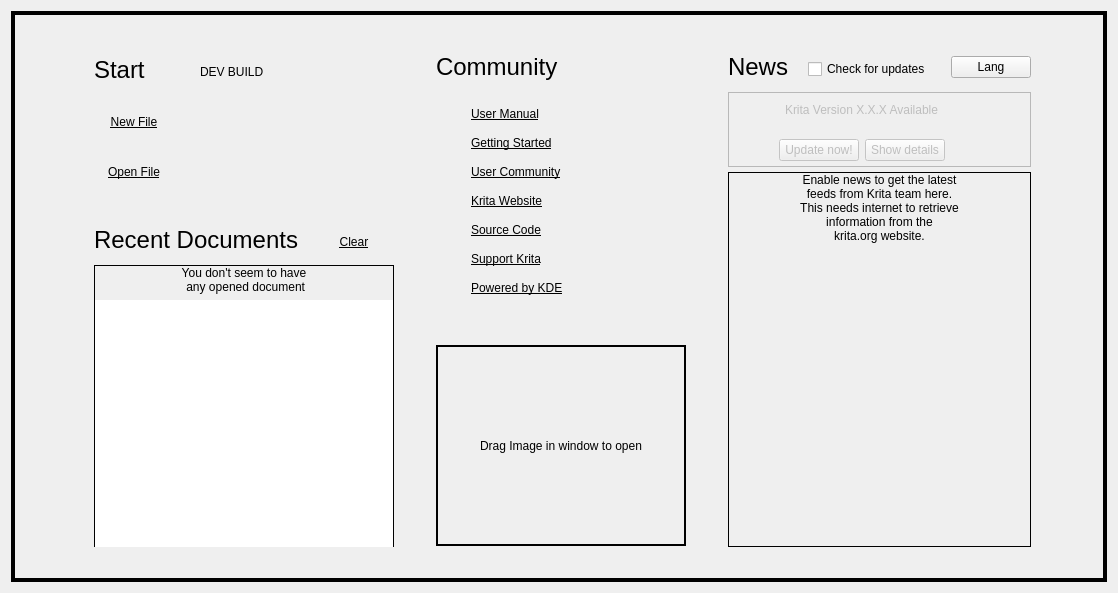
First picture: the form in libs/ui/forms/KisWelcomePage.ui, repository KDE/krita, before the edit.
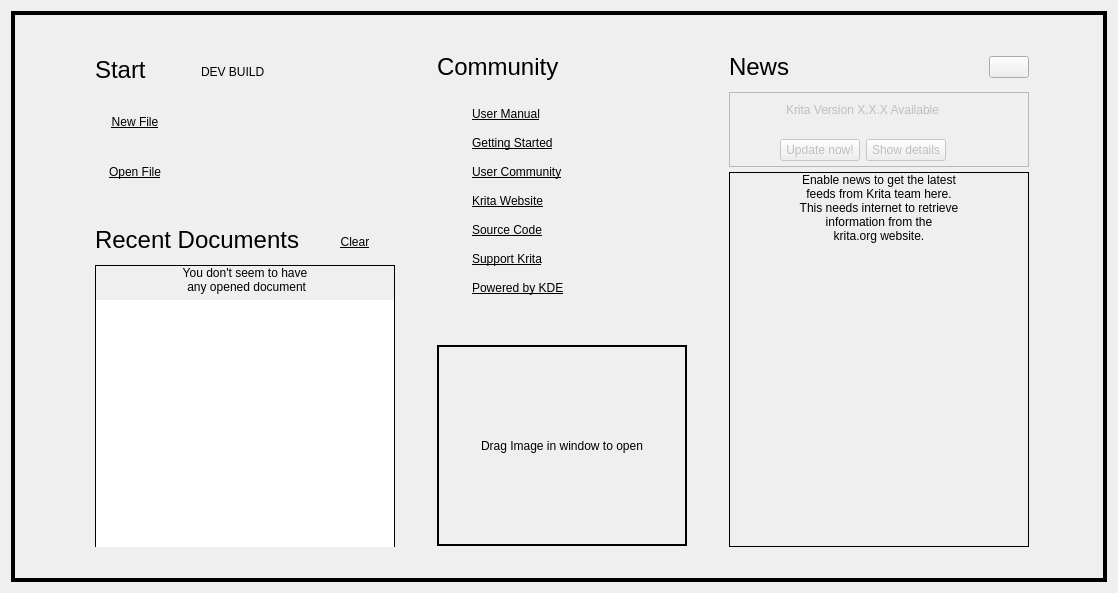
Second picture: the form after the edit. Custom widgets are drawn as their Qt base class.

Commit message: Collapse "check for updates" and news lang into one dropdown menu

What changed in the file:
```diff
--- a/libs/ui/forms/KisWelcomePage.ui
+++ b/libs/ui/forms/KisWelcomePage.ui
@@ -1443,53 +1443,14 @@
             </spacer>
            </item>
            <item>
-            <layout class="QVBoxLayout" name="verticalLayout_7">
-             <property name="spacing">
-              <number>0</number>
+            <widget class="QPushButton" name="btnNewsOptions">
+             <property name="toolTip">
+              <string>News options</string>
              </property>
-             <item>
-              <spacer name="verticalSpacer_4">
-               <property name="orientation">
-                <enum>Qt::Vertical</enum>
-               </property>
-               <property name="sizeType">
-                <enum>QSizePolicy::Fixed</enum>
-               </property>
-               <property name="sizeHint" stdset="0">
-                <size>
-                 <width>0</width>
-                 <height>4</height>
-                </size>
-               </property>
-              </spacer>
-             </item>
-             <item>
-              <widget class="QCheckBox" name="chkShowNews">
-               <property name="enabled">
-                <bool>true</bool>
-               </property>
-               <property name="sizePolicy">
-                <sizepolicy hsizetype="Minimum" vsizetype="Preferred">
-                 <horstretch>0</horstretch>
-                 <verstretch>0</verstretch>
-                </sizepolicy>
-               </property>
-               <property name="toolTip">
-                <string>Show news about Krita: this needs internet to retrieve information from the krita.org website</string>
-               </property>
-               <property name="text">
-                <string>Check for updates</string>
-               </property>
-              </widget>
-             </item>
-            </layout>
-           </item>
-           <item>
-           <widget class="QPushButton" name="btnNewsLang">
-           <property name="text">
-           <string comment="News language selection">Lang</string>
-           </property>
-           </widget>
+             <property name="text">
+              <string/>
+             </property>
+            </widget>
            </item>
           </layout>
          </item>
```
Left out of the diff: 35 changed lines with no effect on the pictures. The commit also changes 2 other files.
